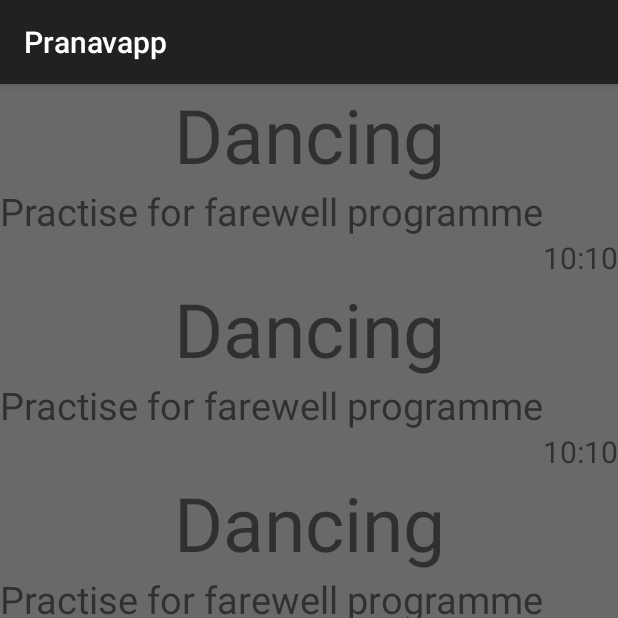
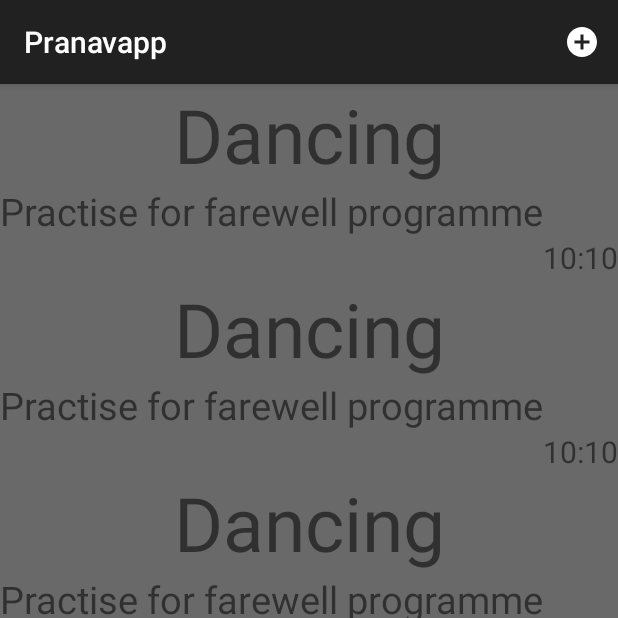
Before and after one commit to pranavstha11/Android, an Android app: the MainActivity screen opened directly, with no data from a screen before it, on a phone screen of 412 x 824 dp, the top half of it. Run offline under Robolectric (Android 15) with nearby library versions, the phone set to English and light mode, and no system bars.

```diff
--- a/app/src/main/java/com/example/dell/pranavapp/MainActivity.java
+++ b/app/src/main/java/com/example/dell/pranavapp/MainActivity.java
@@ -1,10 +1,16 @@
 package com.example.dell.pranavapp;
 
+import android.support.v4.app.FragmentManager;
+import android.support.v4.app.FragmentTransaction;
 import android.support.v7.app.AppCompatActivity;
 import android.os.Bundle;
 import android.support.v7.widget.LinearLayoutManager;
 import android.support.v7.widget.RecyclerView;
+import android.view.Menu;
+import android.view.MenuItem;
+import android.widget.Toast;
 
+import com.example.dell.pranavapp.dialog.AddNarutoDialog;
 import com.example.dell.pranavapp.domain.Naruto;
 
 import java.util.ArrayList;
@@ -15,6 +21,25 @@ public class MainActivity extends AppCompatActivity {
     private LinearLayoutManager linearLayoutManager;
     private RecyclerviewAdapter recyclerviewAdapter;
     private ArrayList<Naruto> narutoArrayList=new ArrayList<>();
+
+    @Override
+    public boolean onCreateOptionsMenu(Menu menu) {
+        getMenuInflater().inflate(R.menu.add_menu,menu);
+        return true;
+    }
+
+    @Override
+    public boolean onOptionsItemSelected(MenuItem item) {
+        int id= item.getItemId();
+        switch(item.getItemId()){
+            case R.id.add_icon:
+                FragmentManager fragmentManager=getSupportFragmentManager();
+                FragmentTransaction fragmentTransaction= fragmentManager.beginTransaction();
+                fragmentTransaction.replace(R.id.fragment_container,new AddNarutoDialog()).commit();
+            break;
+        }
+        return super.onOptionsItemSelected(item);
+    }
 
     @Override
     protected void onCreate(Bundle savedInstanceState) {
--- /dev/null
+++ b/app/src/main/res/drawable/ic_add_circle_black_24dp.xml
@@ -0,0 +1,9 @@
+<vector xmlns:android="http://schemas.android.com/apk/res/android"
+        android:width="24dp"
+        android:height="24dp"
+        android:viewportWidth="24.0"
+        android:viewportHeight="24.0">
+    <path
+        android:fillColor="#fff"
+        android:pathData="M12,2C6.48,2 2,6.48 2,12s4.48,10 10,10 10,-4.48 10,-10S17.52,2 12,2zM17,13h-4v4h-2v-4L7,13v-2h4L11,7h2v4h4v2z"/>
+</vector>
--- a/app/src/main/res/layout/activity_main.xml
+++ b/app/src/main/res/layout/activity_main.xml
@@ -12,6 +12,12 @@
         android:layout_height="match_parent"
         android:id="@+id/reycelerview"/>
 
+    <FrameLayout
+        android:layout_width="match_parent"
+        android:layout_height="match_parent"
+        android:id="@+id/fragment_container">
+
+    </FrameLayout>
 
 
 
--- a/app/src/main/res/menu/add_menu.xml
+++ b/app/src/main/res/menu/add_menu.xml
@@ -4,6 +4,6 @@
     <item android:id="@+id/add_icon"
         android:title="Add"
         app:showAsAction="always"
-        android:icon="@drawable/narutoicon"
+        android:icon="@drawable/ic_add_circle_black_24dp"
         />
 </menu>
```
Also changed, not shown: app/src/main/java/com/example/dell/pranavapp/dialog/AddNarutoDialog.java (added, +22 -0 lines), app/src/main/res/layout/add_naruto_dialog_activity.xml (added, +52 -0 lines).
